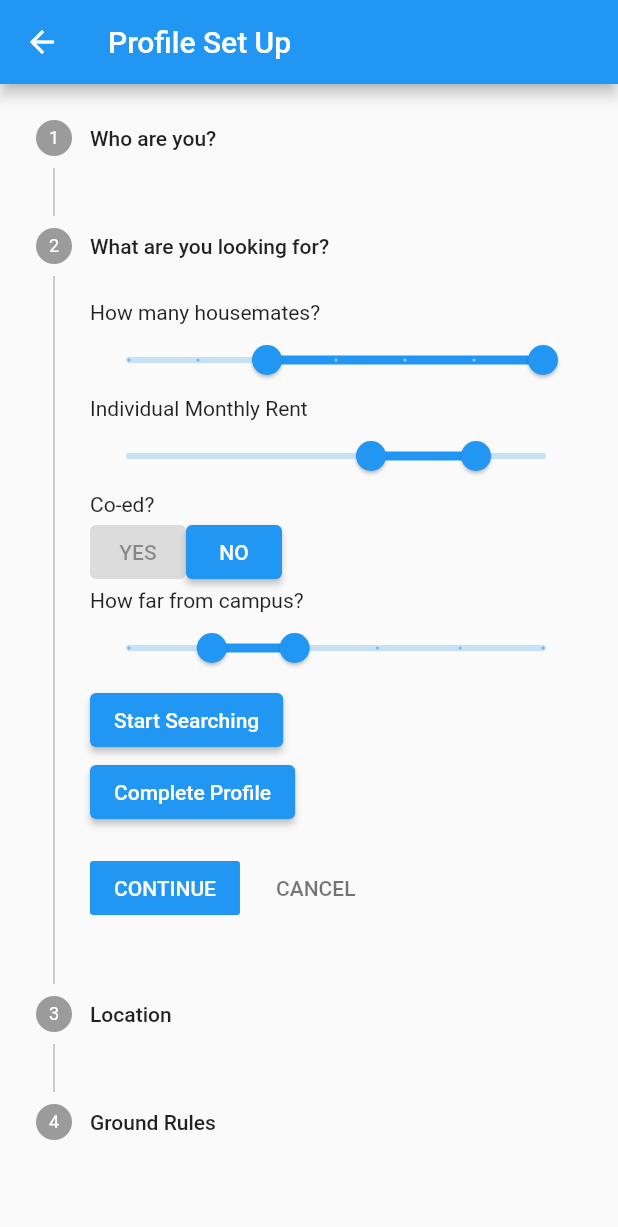
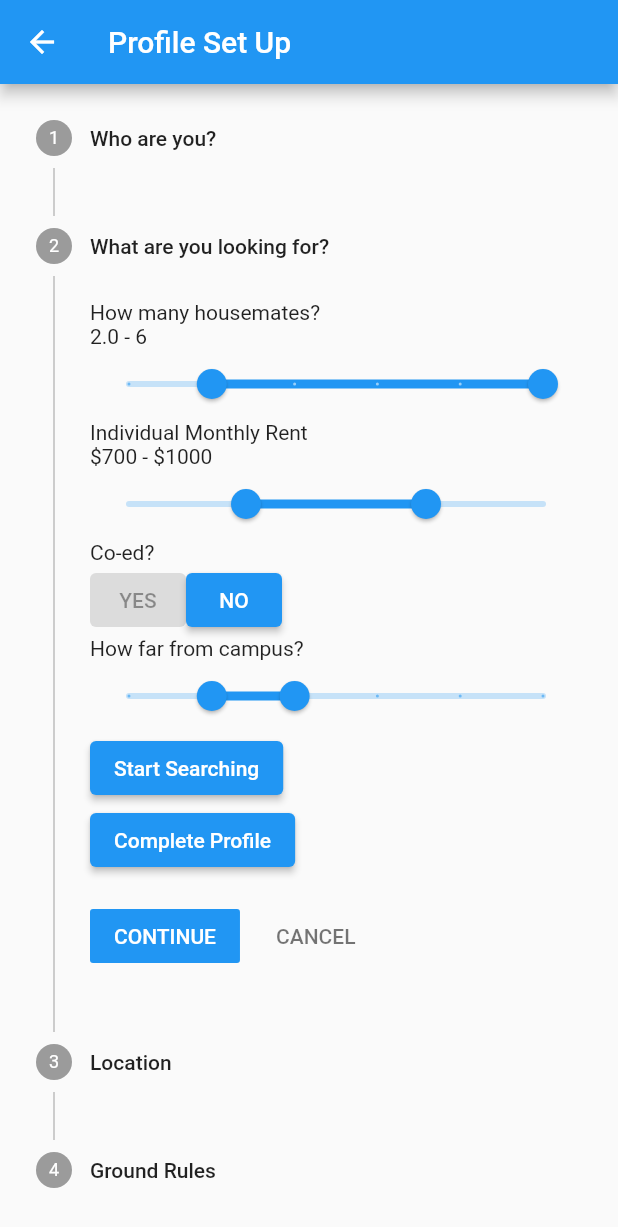
Before and after one commit to t-hamilton20/ESSDev_MobileDev, a Flutter app: the Setup screen opened directly, after a tap on "CONTINUE", on a phone screen of 412 x 824 dp. Shown: the top 1227 px of the screen. Run offline on Flutter 3.47's test engine with Material 2 defaults, Android fonts, the phone set to English and light mode, and no system bars; missing offline and left inert: dart:html.

Commit message:
Got drop down menu working

```diff
--- a/Project/homeslice/lib/setup.dart
+++ b/Project/homeslice/lib/setup.dart
@@ -22,7 +22,7 @@ class _SetupState extends State<Setup> {
   // User's preferred name
   String _prefName = '';
   // User's preferred pronouns
-  String? _dropdownValue = 'Select Pronouns';
+  String? _dropdownValue = "they/them";
   //User's major
   String _major = 'N/A';
   //User's year of study
@@ -85,25 +85,19 @@ class _SetupState extends State<Setup> {
                   const Text('Pronouns'),
                   DropdownButton<String>(
                     value: _dropdownValue,
-                    onChanged: (String? newValue) {
+                    onChanged: (String? value) {
                       setState(() {
-                        _dropdownValue = newValue;
+                        _dropdownValue = value;
                       });
                     },
-                    items: [
+                    items: <DropdownMenuItem<String>>[
+                      DropdownMenuItem(child: Text("he/him"), value: "he/him"),
                       DropdownMenuItem(
-                        value: '1',
-                        child: Text('he/him'),
-                      ),
+                          child: Text("she/her"), value: "she/her"),
                       DropdownMenuItem(
-                        value: '2',
-                        child: Text('she/her'),
-                      ),
-                      DropdownMenuItem(
-                        value: '3',
-                        child: Text('they/them'),
-                      ),
+                          child: Text("they/them"), value: "they/them"),
                     ],
+                    hint: Text('Select Pronouns'),
                   ),
                   // Major/Program entry
                   const Text('Major'),
@@ -151,11 +145,14 @@ class _SetupState extends State<Setup> {
                 children: <Widget>[
                   // Housemate number
                   const Text('How many housemates?'),
+                  Text(_mates.start.toString() +
+                      ' - ' +
+                      _mates.end.round().toString()),
                   RangeSlider(
                       values: _mates,
-                      min: 0,
+                      min: 1,
                       max: 6,
-                      divisions: 6,
+                      divisions: 5,
                       labels: RangeLabels(
                           _mates.start.toString(), _mates.end.toString()),
                       onChanged: (RangeValues values) {
@@ -165,13 +162,18 @@ class _SetupState extends State<Setup> {
                       }),
                   // Rent Range Selection
                   const Text('Individual Monthly Rent'),
+                  Text(r'$' +
+                      _rent.start.round().toString() +
+                      r' - $' +
+                      _rent.end.round().toString()),
                   RangeSlider(
                       values: _rent,
-                      min: 0,
+                      min: 500,
                       max: 1200,
                       divisions: null,
-                      labels: RangeLabels(_rent.start.round().toString(),
-                          _rent.end.round().toString()),
+                      labels: RangeLabels(
+                          (r'$' + _rent.start.round().toString()),
+                          (r'$' + _rent.end.round().toString())),
                       onChanged: (RangeValues values) {
                         setState(() {
                           _rent = values;
```
Also changed, not shown: Project/homeslice/pubspec.lock, 1 other file.
